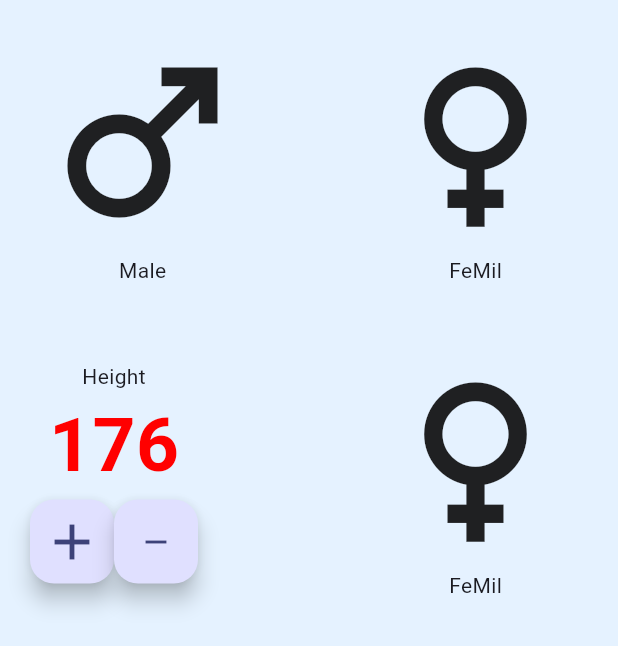
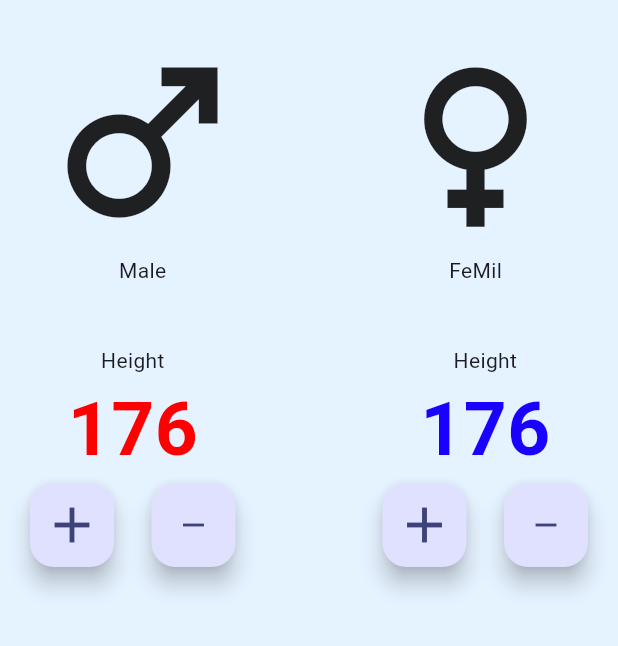
Before and after one commit to DonShanilka/BMI_Calculator_Flutter, a Flutter app: the screen it shows after launch, on a phone screen of 412 x 824 dp. Shown: the top 646 px of the screen. Run offline on Flutter 3.47's test engine with Material 3 defaults, Android fonts, the phone set to English and light mode, and no system bars.

Commit message:
add femaile padding

```diff
--- a/lib/main_page.dart
+++ b/lib/main_page.dart
@@ -68,6 +68,7 @@ class _MainPageState extends State<MainPage> {
                                 size: 40,
                               ),
                             ),
+                            SizedBox(width: 25,),
                             FloatingActionButton(onPressed: null, child: Icon(Icons.remove),)
                           ],
                         )
@@ -79,14 +80,30 @@ class _MainPageState extends State<MainPage> {
                     padding: EdgeInsets.all(20.0),
                     child: Column(
                       children: [
-                        Icon(
-                          Icons.female,
-                          size: 150,
+                        Text("Height"),
+                        Text(
+                          "176",
+                          style: TextStyle(
+                              color: Color.fromARGB(255, 25, 0, 255),
+                              fontSize: 50,
+                              fontWeight: FontWeight.bold),
                         ),
-                        Text("FeMil")
+                        Row(
+                          children: [
+                            FloatingActionButton(
+                              onPressed: null,
+                              child: Icon(
+                                Icons.add,
+                                size: 40,
+                              ),
+                            ),
+                            SizedBox(width: 25,),
+                            FloatingActionButton(onPressed: null, child: Icon(Icons.remove),)
+                          ],
+                        )
                       ],
                     ),
-                  )
+                  ),
                 ],
               )
             ],
```
